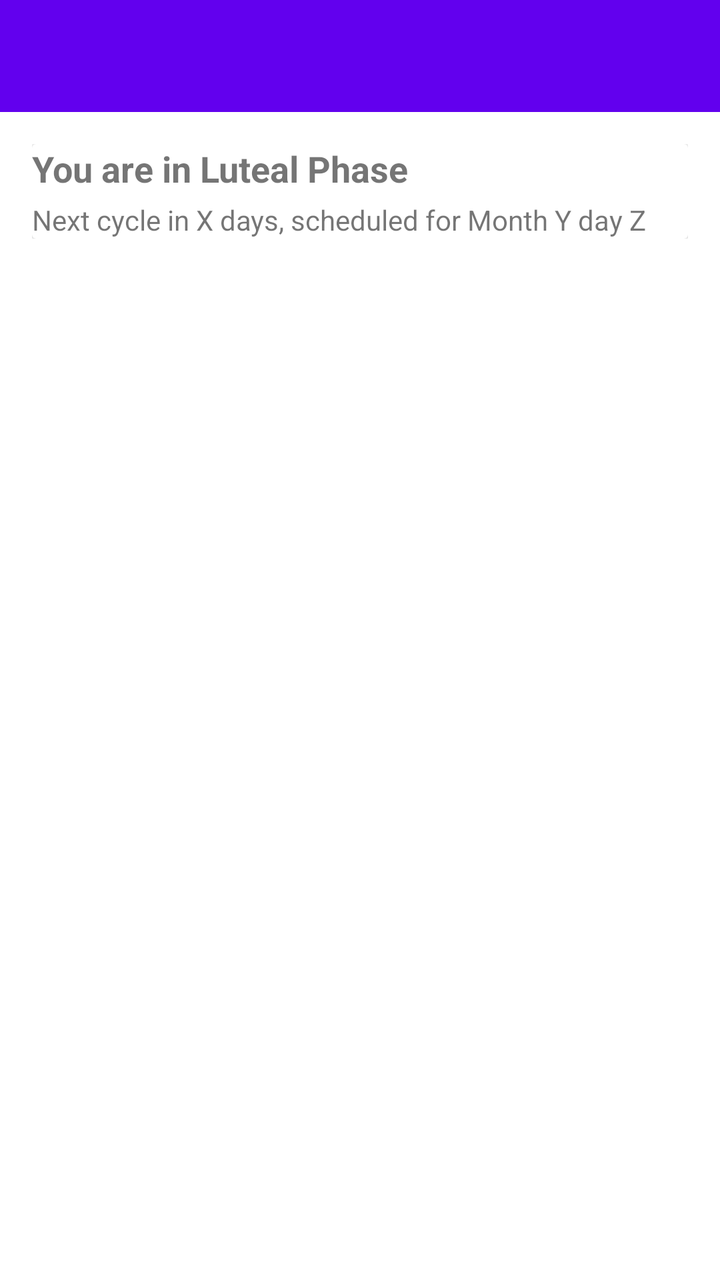
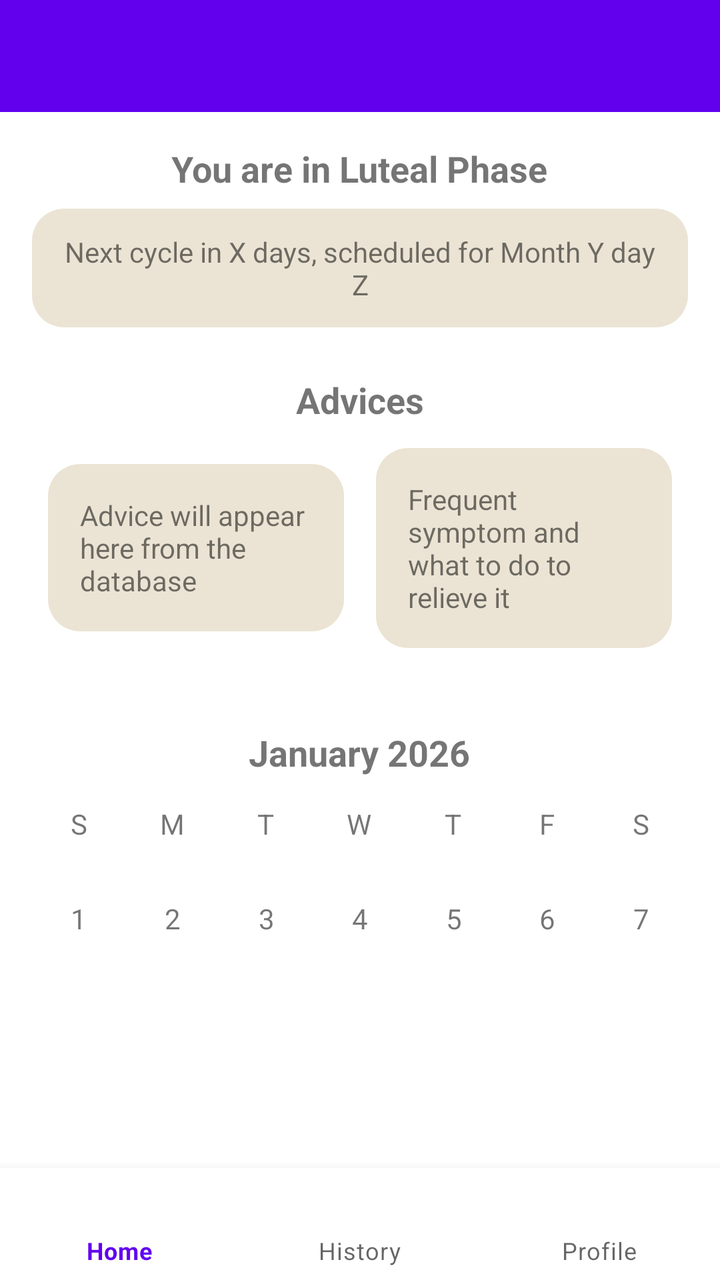

The first picture is an Android layout as it rendered before a commit; the second is the same layout after the commit. The layout source and the unified diff follow.
<!-- AndroidManifest.xml: application theme Theme.LunaFlow -->
<!-- res/layout/activity_main.xml -->
<androidx.coordinatorlayout.widget.CoordinatorLayout
    xmlns:android="http://schemas.android.com/apk/res/android"
    xmlns:app="http://schemas.android.com/apk/res-auto"
    android:layout_width="match_parent"
    android:layout_height="match_parent">

    <com.google.android.material.appbar.MaterialToolbar
        android:id="@+id/topBar"
        android:layout_width="match_parent"
        android:layout_height="wrap_content"
        android:background="?attr/colorPrimary"
        android:title="LunaFlow"
        android:titleTextColor="@android:color/white"
        app:elevation="4dp" />

    <androidx.core.widget.NestedScrollView
        android:layout_width="match_parent"
        android:layout_height="match_parent"
        android:layout_marginTop="?attr/actionBarSize"
        android:padding="16dp">

        <LinearLayout
            android:orientation="vertical"
            android:layout_width="match_parent"
            android:layout_height="wrap_content"
            android:spacing="16dp">

            
            <androidx.cardview.widget.CardView
                android:layout_width="match_parent"
                android:layout_height="wrap_content"
                android:padding="16dp"
                android:elevation="4dp">

                <LinearLayout
                    android:orientation="vertical"
                    android:layout_width="match_parent"
                    android:layout_height="wrap_content">

                    <TextView
                        android:id="@+id/currentPhase"
                        android:text="You are in Luteal Phase"
                        android:textSize="18sp"
                        android:textStyle="bold"
                        android:layout_width="wrap_content"
                        android:layout_height="wrap_content" />

                    <TextView
                        android:id="@+id/nextCycle"
                        android:text="Next cycle in X days, scheduled for Month Y day Z"
                        android:textSize="14sp"
                        android:layout_width="wrap_content"
                        android:layout_height="wrap_content"
                        android:layout_marginTop="4dp"/>
                </LinearLayout>
            </androidx.cardview.widget.CardView>

        </LinearLayout>
    </androidx.core.widget.NestedScrollView>

</androidx.coordinatorlayout.widget.CoordinatorLayout>
<!-- resources referenced by this layout -->
<resources>
  <style name="Theme.LunaFlow" parent="Theme.MaterialComponents.DayNight.DarkActionBar">
          
          <item name="colorPrimary">@color/purple_500</item>
          <item name="colorPrimaryVariant">@color/purple_700</item>
          <item name="colorOnPrimary">@color/white</item>
          
          <item name="colorSecondary">@color/teal_200</item>
          <item name="colorSecondaryVariant">@color/teal_700</item>
          <item name="colorOnSecondary">@color/black</item>
          
          <item name="android:statusBarColor">?attr/colorPrimaryVariant</item>
          
      </style>
  <color name="purple_500">#FF6200EE</color>
  <color name="purple_700">#FF3700B3</color>
  <color name="white">#FFFFFFFF</color>
  <color name="teal_200">#FF03DAC5</color>
  <color name="teal_700">#FF018786</color>
  <color name="black">#FF000000</color>
</resources>

<!-- the commit's change to res/layout/activity_main.xml (unified diff, before → after) -->
@@ -1,9 +1,9 @@
-<androidx.coordinatorlayout.widget.CoordinatorLayout
-    xmlns:android="http://schemas.android.com/apk/res/android"
+<androidx.coordinatorlayout.widget.CoordinatorLayout xmlns:android="http://schemas.android.com/apk/res/android"
     xmlns:app="http://schemas.android.com/apk/res-auto"
     android:layout_width="match_parent"
     android:layout_height="match_parent">
 
+    
     <com.google.android.material.appbar.MaterialToolbar
         android:id="@+id/topBar"
         android:layout_width="match_parent"
@@ -17,45 +17,267 @@
         android:layout_width="match_parent"
         android:layout_height="match_parent"
         android:layout_marginTop="?attr/actionBarSize"
-        android:padding="16dp">
+        android:padding="16dp"
+        app:layout_behavior="@string/appbar_scrolling_view_behavior">
 
         <LinearLayout
-            android:orientation="vertical"
             android:layout_width="match_parent"
             android:layout_height="wrap_content"
+            android:gravity="center_horizontal"
+            android:orientation="vertical"
             android:spacing="16dp">
 
             
-            <androidx.cardview.widget.CardView
+            <LinearLayout
                 android:layout_width="match_parent"
                 android:layout_height="wrap_content"
-                android:padding="16dp"
-                android:elevation="4dp">
-
+                android:gravity="center_horizontal"
+                android:orientation="vertical">
+
+                
+                <TextView
+                    android:id="@+id/currentPhase"
+                    android:layout_width="wrap_content"
+                    android:layout_height="wrap_content"
+                    android:gravity="center"
+                    android:text="You are in Luteal Phase"
+                    android:textSize="18sp"
+                    android:textStyle="bold" />
+
+                
                 <LinearLayout
-                    android:orientation="vertical"
-                    android:layout_width="match_parent"
-                    android:layout_height="wrap_content">
-
-                    <TextView
-                        android:id="@+id/currentPhase"
-                        android:text="You are in Luteal Phase"
-                        android:textSize="18sp"
-                        android:textStyle="bold"
-                        android:layout_width="wrap_content"
-                        android:layout_height="wrap_content" />
+                    android:layout_width="wrap_content"
+                    android:layout_height="wrap_content"
+                    android:layout_marginTop="8dp"
+                    android:background="@drawable/rounded_background"
+                    android:gravity="center"
+                    android:padding="12dp">
 
                     <TextView
                         android:id="@+id/nextCycle"
-                        android:text="Next cycle in X days, scheduled for Month Y day Z"
-                        android:textSize="14sp"
                         android:layout_width="wrap_content"
                         android:layout_height="wrap_content"
-                        android:layout_marginTop="4dp"/>
+                        android:gravity="center"
+                        android:text="Next cycle in X days, scheduled for Month Y day Z"
+                        android:textSize="14sp" />
                 </LinearLayout>
-            </androidx.cardview.widget.CardView>
+            </LinearLayout>
+
+            
+            <LinearLayout
+                android:layout_width="match_parent"
+                android:layout_height="wrap_content"
+                android:layout_marginTop="24dp"
+                android:orientation="vertical">
+
+                <TextView
+                    android:layout_width="wrap_content"
+                    android:layout_height="wrap_content"
+                    android:layout_gravity="center_horizontal"
+                    android:layout_marginBottom="12dp"
+                    android:text="Advices"
+                    android:textSize="18sp"
+                    android:textStyle="bold" />
+
+                <LinearLayout
+                    android:layout_width="match_parent"
+                    android:layout_height="wrap_content"
+                    android:layout_marginHorizontal="8dp"
+                    android:layout_marginBottom="16dp"
+                    android:gravity="center"
+                    android:orientation="horizontal"
+                    android:weightSum="2">
+
+                    
+                    <LinearLayout
+                        android:layout_width="0dp"
+                        android:layout_height="wrap_content"
+                        android:layout_marginEnd="8dp"
+                        android:layout_weight="1"
+                        android:background="@drawable/rounded_background"
+                        android:orientation="vertical"
+                        android:padding="16dp">
+
+                        <TextView
+                            android:layout_width="wrap_content"
+                            android:layout_height="wrap_content"
+                            android:text="Advice will appear here from the database"
+                            android:textSize="14sp" />
+                    </LinearLayout>
+
+                    
+                    <LinearLayout
+                        android:layout_width="0dp"
+                        android:layout_height="wrap_content"
+                        android:layout_marginStart="8dp"
+                        android:layout_weight="1"
+                        android:background="@drawable/rounded_background"
+                        android:orientation="vertical"
+                        android:padding="16dp">
+
+                        <TextView
+                            android:layout_width="wrap_content"
+                            android:layout_height="wrap_content"
+                            android:text="Frequent symptom and what to do to relieve it"
+                            android:textSize="14sp" />
+                    </LinearLayout>
+
+                </LinearLayout>
+
+            </LinearLayout>
+
+            
+            <LinearLayout
+                android:layout_width="match_parent"
+                android:layout_height="wrap_content"
+                android:layout_marginTop="24dp"
+                android:orientation="vertical">
+
+                
+                <TextView
+                    android:id="@+id/calendarMonthYear"
+                    android:layout_width="wrap_content"
+                    android:layout_height="wrap_content"
+                    android:layout_gravity="center_horizontal"
+                    android:layout_marginBottom="8dp"
+                    android:text="January 2026"
+                    android:textSize="18sp"
+                    android:textStyle="bold" />
+
+                
+                <LinearLayout
+                    android:layout_width="match_parent"
+                    android:layout_height="wrap_content"
+                    android:layout_marginBottom="8dp"
+                    android:gravity="center"
+                    android:orientation="horizontal">
+
+                    <TextView
+                        android:layout_width="0dp"
+                        android:layout_height="15pt"
+                        android:layout_weight="1"
+                        android:gravity="center"
+                        android:text="S" />
+
+                    <TextView
+                        android:layout_width="0dp"
+                        android:layout_height="15pt"
+                        android:layout_weight="1"
+                        android:gravity="center"
+                        android:text="M" />
+
+                    <TextView
+                        android:layout_width="0dp"
+                        android:layout_height="15pt"
+                        android:layout_weight="1"
+                        android:gravity="center"
+                        android:text="T" />
+
+                    <TextView
+                        android:layout_width="0dp"
+                        android:layout_height="15pt"
+                        android:layout_weight="1"
+                        android:gravity="center"
+                        android:text="W" />
+
+                    <TextView
+                        android:layout_width="0dp"
+                        android:layout_height="15pt"
+                        android:layout_weight="1"
+                        android:gravity="center"
+                        android:text="T" />
+
+                    <TextView
+                        android:layout_width="0dp"
+                        android:layout_height="15pt"
+                        android:layout_weight="1"
+                        android:gravity="center"
+                        android:text="F" />
+
+                    <TextView
+                        android:layout_width="0dp"
+                        android:layout_height="15pt"
+                        android:layout_weight="1"
+                        android:gravity="center"
+                        android:text="S" />
+                </LinearLayout>
+
+                
+                <GridLayout
+                    android:id="@+id/calendarDaysGrid"
+                    android:layout_width="match_parent"
+                    android:layout_height="wrap_content"
+                    android:layout_gravity="center"
+                    android:alignmentMode="alignMargins"
+                    android:columnCount="7"
+                    android:rowCount="6"
+                    android:useDefaultMargins="true">
+
+                    
+                    
+                    <TextView
+                        android:layout_width="0dp"
+                        android:layout_height="40dp"
+                        android:layout_columnWeight="1"
+                        android:gravity="center"
+                        android:text="1" />
+
+                    <TextView
+                        android:layout_width="0dp"
+                        android:layout_height="40dp"
+                        android:layout_columnWeight="1"
+                        android:gravity="center"
+                        android:text="2" />
+
+                    <TextView
+                        android:layout_width="0dp"
+                        android:layout_height="40dp"
+                        android:layout_columnWeight="1"
+                        android:gravity="center"
+                        android:text="3" />
+
+                    <TextView
+                        android:layout_width="0dp"
+                        android:layout_height="40dp"
+                        android:layout_columnWeight="1"
+                        android:gravity="center"
+                        android:text="4" />
+
+                    <TextView
+                        android:layout_width="0dp"
+                        android:layout_height="40dp"
+                        android:layout_columnWeight="1"
+                        android:gravity="center"
+                        android:text="5" />
+
+                    <TextView
+                        android:layout_width="0dp"
+                        android:layout_height="40dp"
+                        android:layout_columnWeight="1"
+                        android:gravity="center"
+                        android:text="6" />
+
+                    <TextView
+                        android:layout_width="0dp"
+                        android:layout_height="40dp"
+                        android:layout_columnWeight="1"
+                        android:gravity="center"
+                        android:text="7" />
+                </GridLayout>
+
+            </LinearLayout>
 
         </LinearLayout>
+
     </androidx.core.widget.NestedScrollView>
 
+    
+    <com.google.android.material.bottomnavigation.BottomNavigationView
+        android:id="@+id/bottomNav"
+        android:layout_width="match_parent"
+        android:layout_height="wrap_content"
+        android:layout_gravity="bottom"
+        app:labelVisibilityMode="labeled"
+        app:menu="@menu/bottom_nav_menu" />
+
 </androidx.coordinatorlayout.widget.CoordinatorLayout>
<!-- resource entries referenced after the edit -->
@@ -1,5 +1,15 @@
 <!-- resources referenced by this layout -->
 <resources>
+  <!-- drawable rounded_background (drawable) -->
+  <?xml version="1.0" encoding="utf-8"?>
+  <shape xmlns:android="http://schemas.android.com/apk/res/android"
+      android:shape="rectangle">
+  
+      <solid android:color="#EBE4D4" />
+  
+      <corners android:radius="16dp" />
+  
+  </shape>
   <style name="Theme.LunaFlow" parent="Theme.MaterialComponents.DayNight.DarkActionBar">
           
           <item name="colorPrimary">@color/purple_500</item>
